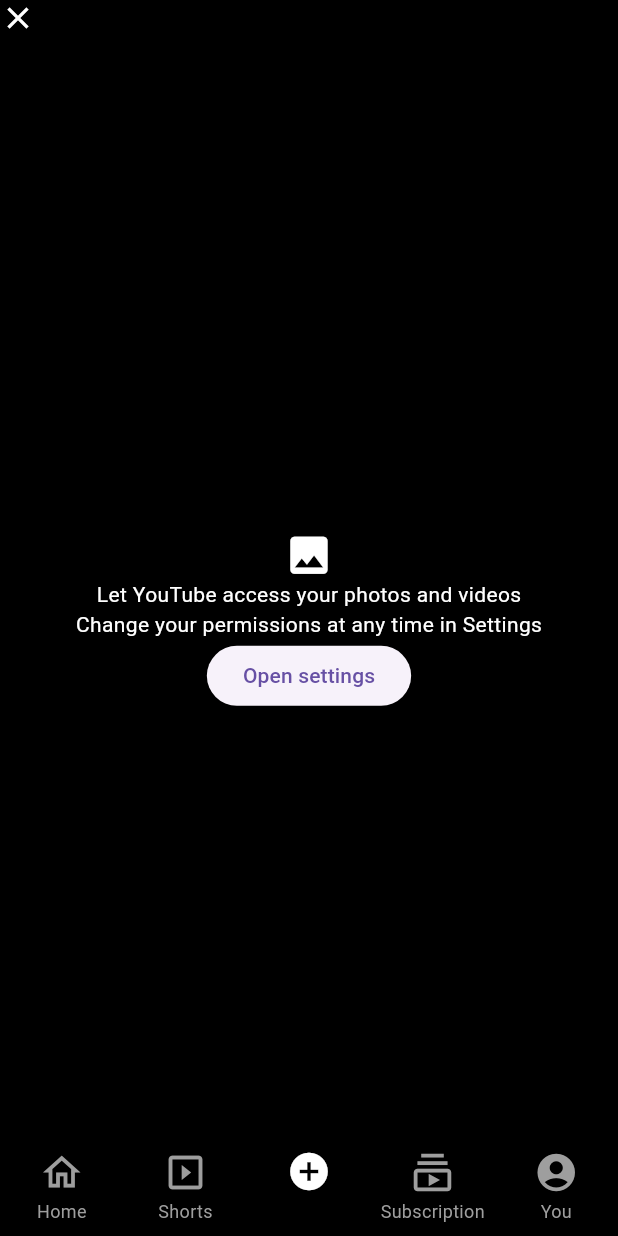
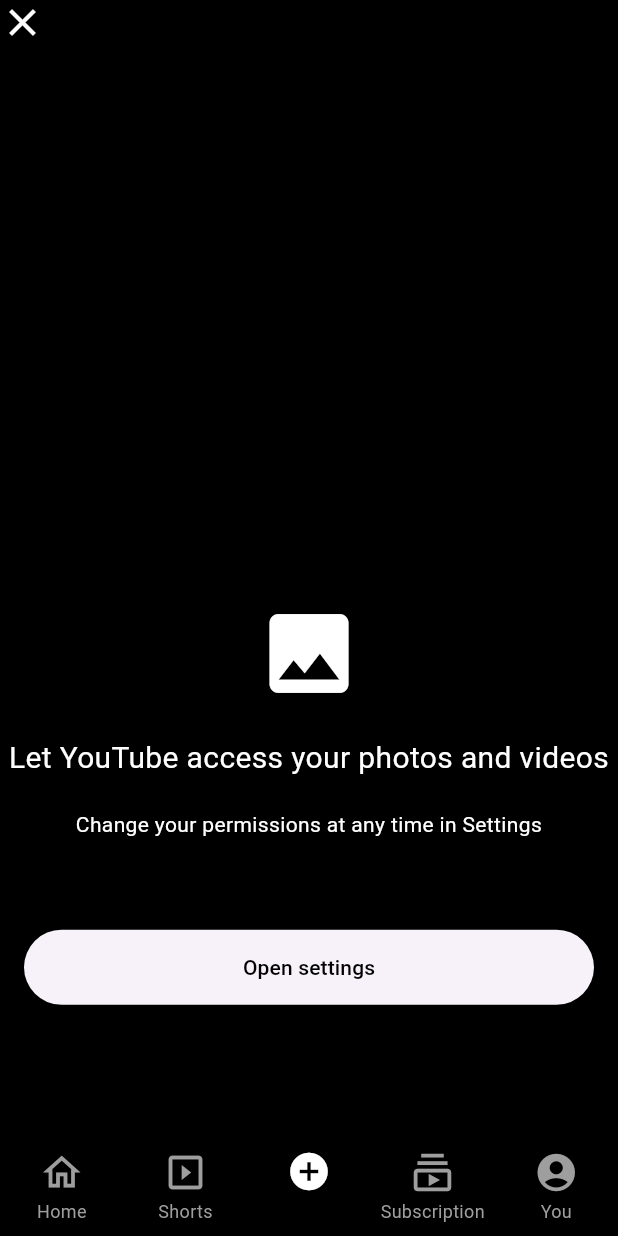
Before and after one commit to Nihal-Mohammed-V/YouTube-Clone, a Flutter app: the screen it shows after launch, item 3 of the bottom bar chosen, after a tap on "Open settings", on a phone screen of 412 x 824 dp. Run offline on Flutter 3.47's test engine with Material 3 defaults, Android fonts, the light colour scheme and no system bars; our stand-ins replace google_fonts; network calls fail.

Commit message:
Home page ui

```diff
--- a/lib/presentation/home/screen_home.dart
+++ b/lib/presentation/home/screen_home.dart
@@ -1,4 +1,5 @@
 import 'package:flutter/material.dart';
+import 'package:youtube_clone/presentation/home/widgets/custom_chip.dart';
 import 'package:youtube_clone/presentation/widgets/appbar.dart';
 
 class ScreenHome extends StatelessWidget {
@@ -11,7 +12,30 @@
         preferredSize: Size.fromHeight(50),
         child: YAppBar(title: 'YouTube'),
       ),
-      body: Center(child: Text('home')),
+      body: Column(
+        children: [
+          SingleChildScrollView(
+            scrollDirection: Axis.horizontal,
+            child: Row(
+              children: [
+                Container(
+                  margin: const EdgeInsets.only(left: 12, right: 8),
+                  padding: const EdgeInsets.symmetric(
+                    horizontal: 12,
+                    vertical: 8,
+                  ),
+                  decoration: BoxDecoration(
+                    color: Colors.white12,
+                    borderRadius: BorderRadius.circular(20),
+                  ),
+                  child: Icon(Icons.explore, color: Colors.white),
+                ),
+                YCustomChip(),
+              ],
+            ),
+          ),
+        ],
+      ),
     );
   }
 }
--- /dev/null
+++ b/lib/presentation/home/widgets/custom_chip.dart
@@ -0,0 +1,42 @@
+import 'package:flutter/material.dart';
+
+class YCustomChip extends StatelessWidget {
+  YCustomChip({super.key});
+  final List<String> categories = [
+    'All',
+    'Music',
+    'Live',
+    'Gaming',
+    'News',
+    'Movies',
+    'Podcasts',
+    'Mixes',
+    'Programming',
+  ];
+  @override
+  Widget build(BuildContext context) {
+    return Container(
+      height: 50,
+      padding: EdgeInsets.symmetric(vertical: 8),
+      child: SingleChildScrollView(
+        scrollDirection: Axis.horizontal,
+        child: Row(
+          children:
+              categories.map((category) {
+                return Padding(
+                  padding: const EdgeInsets.symmetric(horizontal: 6),
+                  child: Chip(
+                    label: Text(category),
+                    backgroundColor: Colors.grey[850],
+                    labelStyle: TextStyle(color: Colors.white),
+                    shape: RoundedRectangleBorder(
+                      borderRadius: BorderRadius.circular(5),
+                    ),
+                  ),
+                );
+              }).toList(),
+        ),
+      ),
+    );
+  }
+}
--- a/lib/presentation/upload/screen_upload.dart
+++ b/lib/presentation/upload/screen_upload.dart
@@ -1,4 +1,5 @@
 import 'package:flutter/material.dart';
+import 'package:youtube_clone/presentation/home/screen_home.dart';
 
 class ScreenUpload extends StatelessWidget {
   const ScreenUpload({super.key});
@@ -10,28 +11,54 @@
         children: [
           Align(
             alignment: Alignment.topLeft,
-            child: Icon(Icons.close, color: Colors.white),
+            child: GestureDetector(
+              onTap: () {
+                Navigator.push(
+                  context,
+                  MaterialPageRoute(builder: (context) => ScreenHome()),
+                );
+              },
+              child: Icon(Icons.close, color: Colors.white, size: 30),
+            ),
           ),
           Padding(
             padding: EdgeInsets.only(
-              top: MediaQuery.of(context).size.height * 0.4,
+              top: MediaQuery.of(context).size.height * 0.45,
             ),
             child: Column(
               children: [
                 Icon(
                   Icons.image,
                   color: Colors.white,
-                  size: MediaQuery.of(context).size.width * 0.08,
+                  size: MediaQuery.of(context).size.width * 0.17,
                 ),
+                SizedBox(height: 20),
                 Text(
                   'Let YouTube access your photos and videos',
+                  textAlign: TextAlign.center,
+                  style: TextStyle(color: Colors.white, fontSize: 20),
+                ),
+                SizedBox(height: 20),
+                Text(
+                  'Change your permissions at any time in Settings',
+                  textAlign: TextAlign.center,
                   style: TextStyle(color: Colors.white),
                 ),
-                Text(
-                  'Change your permissions at any time in Settings',
-                  style: TextStyle(color: Colors.white),
+                SizedBox(height: 60),
+                Padding(
+                  padding: const EdgeInsets.symmetric(horizontal: 16),
+                  child: SizedBox(
+                    height: 50,
+                    width: double.infinity,
+                    child: ElevatedButton(
+                      onPressed: () {},
+                      child: Text(
+                        'Open settings',
+                        style: TextStyle(color: Colors.black),
+                      ),
+                    ),
+                  ),
                 ),
-                ElevatedButton(onPressed: () {}, child: Text('Open settings')),
               ],
             ),
           ),
```
